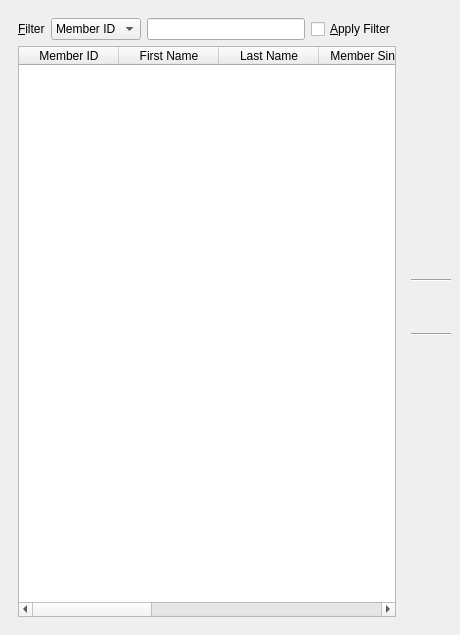
Qt form UI/biblioteq_members_browser.ui (textbrowser/biblioteq) before a commit.
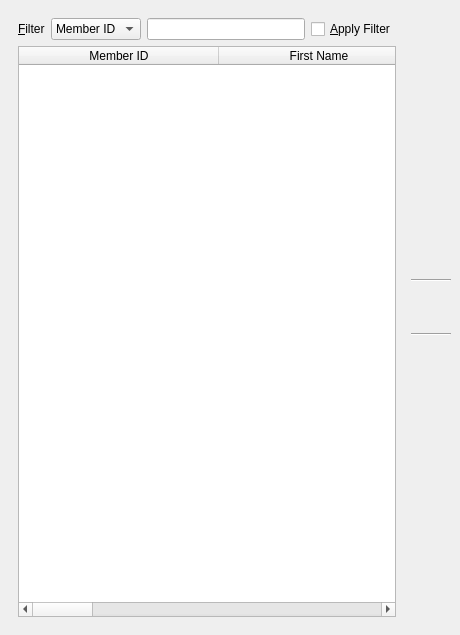
The same form after that commit. Icons and pictures are not drawn.

Commit message: GL changes. Minimum column widths.

What changed in the file:
```diff
--- a/UI/biblioteq_members_browser.ui
+++ b/UI/biblioteq_members_browser.ui
@@ -102,6 +102,9 @@
          <property name="cornerButtonEnabled">
           <bool>false</bool>
          </property>
+         <attribute name="horizontalHeaderMinimumSectionSize">
+          <number>200</number>
+         </attribute>
          <attribute name="horizontalHeaderStretchLastSection">
           <bool>true</bool>
          </attribute>
```
The commit also changes 11 other files.
